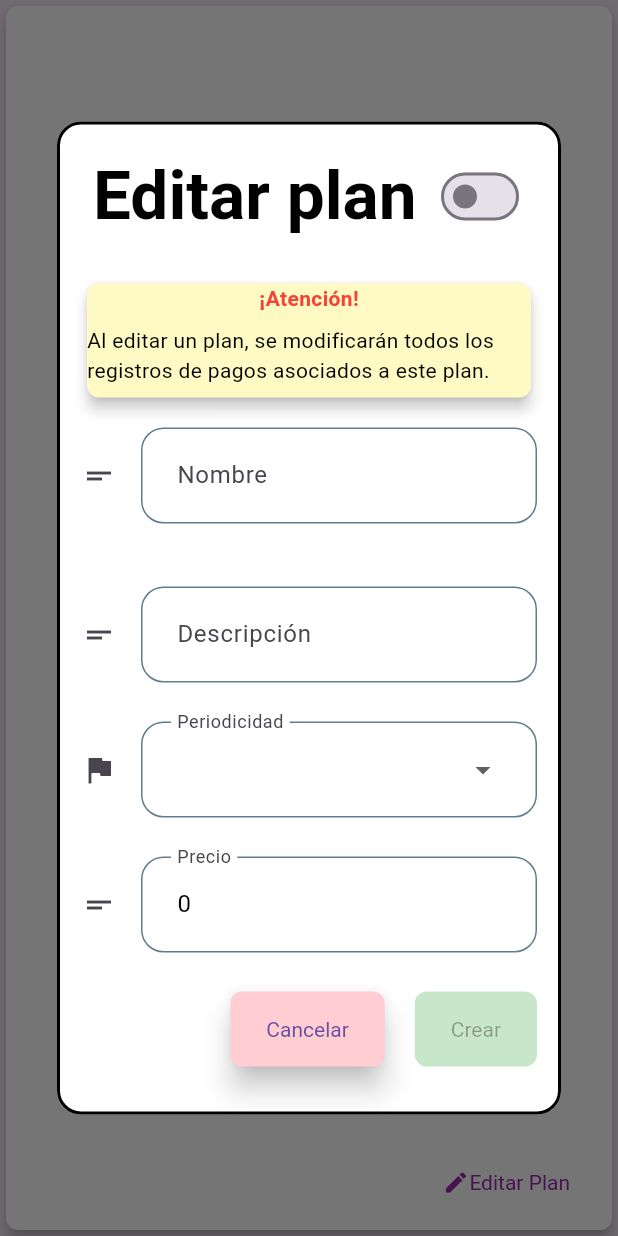
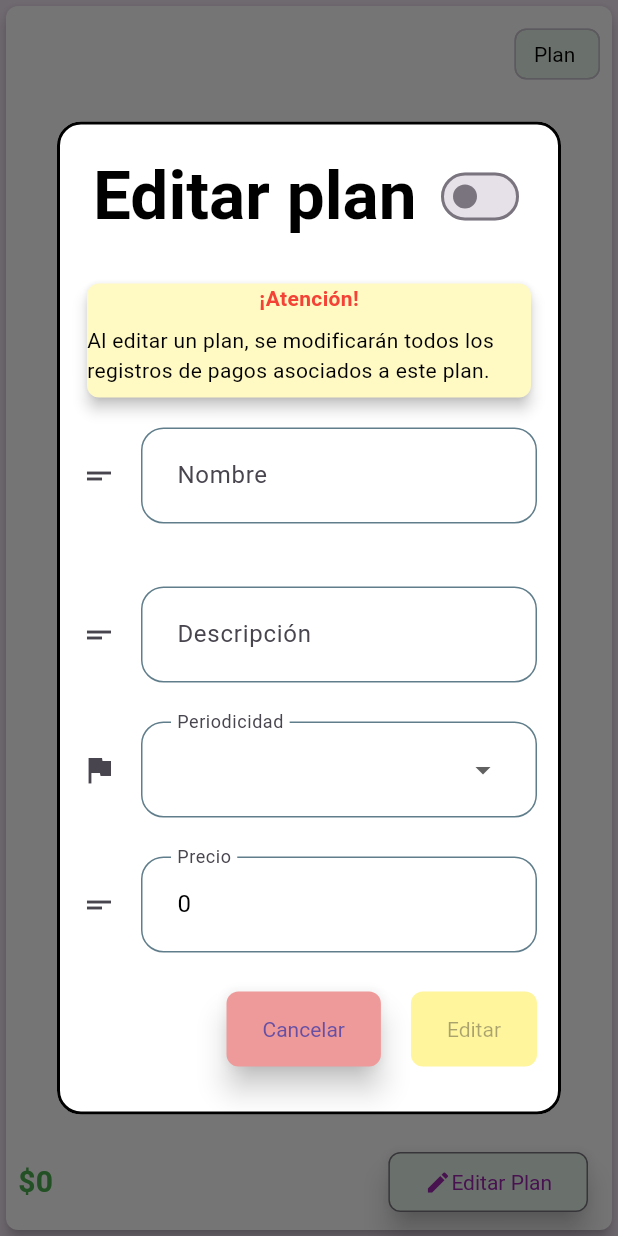
Before and after one commit to DiegoIMM/gym-front, a Flutter app: the PlanCard widget shown alone on an empty page, opened directly with empty values, after a tap on "Editar Plan", on a phone screen of 412 x 824 dp. Run offline on Flutter 3.47's test engine with Material 2 defaults, Android fonts, the light colour scheme and no system bars; drawn by our look-alikes of reactive_forms; our stand-ins replace firebase_core, go_router, shared_preferences; missing offline and left inert: rut_utils; accounts and stored records are empty.

Commit message:
se editan los planes

```diff
--- /dev/null
+++ b/lib/dtos/edit_plan_dto.dart
@@ -0,0 +1,34 @@
+class EditPlanDTO {
+  int id;
+  bool enabled;
+  String name;
+  String description;
+  String period;
+  int price;
+
+  EditPlanDTO(
+      {required this.id,
+      required this.enabled,
+      required this.name,
+      required this.description,
+      required this.period,
+      required this.price});
+
+  Map<String, dynamic> toJson() => {
+        'id': id,
+        'enabled': enabled,
+        'name': name,
+        'description': description,
+        'period': period,
+        'price': price,
+      };
+
+  factory EditPlanDTO.fromJson(Map<String, dynamic> json) => EditPlanDTO(
+        id: json['id'],
+        enabled: json['enabled'],
+        name: json['name'],
+        description: json['description'],
+        period: json['period'],
+        price: json['price'],
+      );
+}
--- a/lib/views/pages/plan/plan_form.dart
+++ b/lib/views/pages/plan/plan_form.dart
@@ -5,6 +5,7 @@
 import 'package:provider/provider.dart';
 import 'package:reactive_forms/reactive_forms.dart';
 
+import '../../../dtos/edit_plan_dto.dart';
 import '../../../models/plan.dart';
 import '../../../services/api_service.dart';
 import '../../../services/scaffold_messenger_service.dart';
@@ -29,6 +30,8 @@
   initState() {
     super.initState();
     formPlan = FormGroup({
+      'id':
+          FormControl<int>(value: widget.plan != null ? widget.plan!.id : null),
       'enabled': FormControl<bool>(
           value: widget.plan != null ? widget.plan!.enabled : true,
           validators: [
@@ -212,7 +215,7 @@
                           children: [
                             ElevatedButton(
                               style: TextButton.styleFrom(
-                                backgroundColor: Colors.red.shade100,
+                                backgroundColor: Colors.red.shade200,
                               ),
                               child: const Text('Cancelar'),
                               onPressed: () {
@@ -222,10 +225,12 @@
                             const SizedBox(
                               width: 20,
                             ),
-                            ReactiveFormConsumer(builder: (context, _, __) {
+                            widget.plan == null
+                                ? ReactiveFormConsumer(
+                                    builder: (context, _, __) {
                                     return ElevatedButton(
                                       style: TextButton.styleFrom(
-                                  backgroundColor: Colors.green.shade100,
+                                        backgroundColor: Colors.green.shade200,
                                       ),
                                       onPressed: (isLoading || !formPlan.valid)
                                           ? null
@@ -236,7 +241,34 @@
                                             ? Container(
                                                 width: 16,
                                                 height: 16,
-                                          padding: const EdgeInsets.all(2.0),
+                                                padding:
+                                                    const EdgeInsets.all(2.0),
+                                                child:
+                                                    const CircularProgressIndicator(
+                                                  strokeWidth: 3,
+                                                ),
+                                              )
+                                            : Container(),
+                                      ]),
+                                    );
+                                  })
+                                : ReactiveFormConsumer(
+                                    builder: (context, _, __) {
+                                    return ElevatedButton(
+                                      style: TextButton.styleFrom(
+                                        backgroundColor: Colors.yellow.shade200,
+                                      ),
+                                      onPressed: (isLoading || !formPlan.valid)
+                                          ? null
+                                          : editPlan,
+                                      child: Row(children: [
+                                        const Text('Editar'),
+                                        isLoading
+                                            ? Container(
+                                                width: 16,
+                                                height: 16,
+                                                padding:
+                                                    const EdgeInsets.all(2.0),
                                                 child:
                                                     const CircularProgressIndicator(
                                                   strokeWidth: 3,
@@ -288,4 +320,39 @@
       formPlan.markAllAsTouched();
     }
   }
+
+  void editPlan() {
+    if (formPlan.valid) {
+      print(formPlan.value);
+      //   setear el userId en el form
+      // form.control('userId').value = widget.userId;
+      print(
+          'Formulario enviado -> ${EditPlanDTO.fromJson(formPlan.value).toJson()}');
+
+      setState(() {
+        isLoading = true;
+      });
+      apiService.editPlan(EditPlanDTO.fromJson(formPlan.value)).then((value) {
+        Provider.of<ScaffoldMessengerService>(context, listen: false)
+            .showSnackBar(
+          "Plan editado correctamente",
+        );
+
+        //   Cerrar el dialogo
+        Navigator.of(context).pop(true);
+      }).catchError((error) {
+        setState(() {
+          isLoading = false;
+        });
+        ScaffoldMessenger.of(context).showSnackBar(
+          SnackBar(
+            content: Text(error.toString()),
+          ),
+        );
+      });
+    } else {
+      print('Formulario invalido');
+      formPlan.markAllAsTouched();
     }
+  }
+}
--- a/lib/views/widgets/plan_card.dart
+++ b/lib/views/widgets/plan_card.dart
@@ -16,14 +16,30 @@
         child: Column(
           crossAxisAlignment: CrossAxisAlignment.start,
           children: [
-            Text(plan.name, style: Theme.of(context).textTheme.headlineMedium),
+            Row(
+              children: [
+                Text(plan.name,
+                    style: Theme.of(context).textTheme.headlineMedium),
+                const Spacer(),
+                Chip(
+                    label: Text('Plan ${plan.period}'),
+                    backgroundColor: Colors.green.shade50),
+              ],
+            ),
             Text(plan.description,
-                style: Theme.of(context).textTheme.bodyMedium),
-            Spacer(),
+                style: Theme.of(context).textTheme.labelSmall),
+            const Spacer(),
             Row(
-              mainAxisAlignment: MainAxisAlignment.end,
               children: [
-                TextButton(
+                // Ingresar precio y parsear a moneda
+                Text(
+                    '\$${plan.price.toString().replaceAllMapped(RegExp(r'(\d{1,3})(?=(\d{3})+(?!\d))'), (Match m) => '${m[1]}.')}',
+                    style: const TextStyle(
+                        color: Colors.green,
+                        fontSize: 20,
+                        fontWeight: FontWeight.bold)),
+                const Spacer(),
+                OutlinedButton(
                     onPressed: () async {
                       var result = await showDialog<dynamic>(
                         context: context,
```
Also changed, not shown: lib/main.dart (+7 -0 lines), lib/services/api_service.dart (+12 -0 lines). Lines whose indentation alone changed are shown as unchanged.
